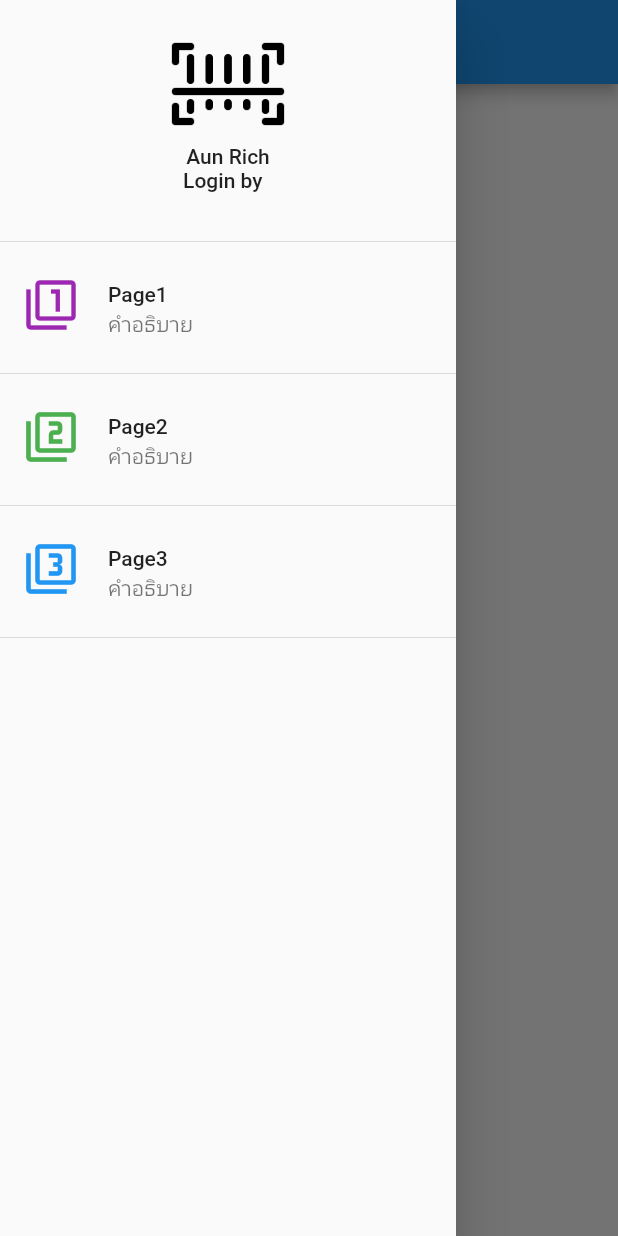
After one commit to wiinxus/aunrist, a Flutter app: the MySurvice screen opened directly, with the side drawer open, on a phone screen of 412 x 824 dp. The commit adds this screen. Run offline on Flutter 3.47's test engine with Material 2 defaults, Android fonts, the phone set to English and light mode, and no system bars; missing offline and left inert: barcode_scan; accounts and stored records are empty.

Commit message:
Side Bar Success

```diff
--- /dev/null
+++ b/lib/models/user_model.dart
@@ -0,0 +1,18 @@
+import 'dart:io';
+
+class UserModel {
+
+
+  // field
+  String id,resultCode,name,surName;
+
+  // Constructor
+  UserModel(this.id,this.resultCode,this.name,this.surName);
+  UserModel.fromJSON(Map<String,dynamic> map){
+    id = map['id'];
+    resultCode = map['ResultCode'];
+    name = map['Name'];
+    surName = map['Surname'];
+
+  }
+}
--- /dev/null
+++ b/lib/screens/my_service.dart
@@ -0,0 +1,139 @@
+import 'package:aunrist/models/user_model.dart';
+import 'package:aunrist/widget/page1.dart';
+import 'package:aunrist/widget/page2.dart';
+import 'package:aunrist/widget/page3.dart';
+import 'package:flutter/material.dart';
+
+class MySurvice extends StatefulWidget {
+  final UserModel userModel;
+  MySurvice({Key key, this.userModel}) : super(key: key);
+  @override
+  _MySurviceState createState() => _MySurviceState();
+}
+
+class _MySurviceState extends State<MySurvice> {
+// Explicit
+  String loginString = '';
+  UserModel myUserModel;
+  Widget currentWidget = Page1();
+
+
+// Method
+  @override
+  void initState() {
+    super.initState();
+    myUserModel = widget.userModel;
+    String name = myUserModel.name;
+    String surname = myUserModel.surName;
+    loginString = '$name $surname';
+  }
+
+  Widget menuPage1() {
+    return ListTile(
+      leading: Icon(
+        Icons.filter_1,
+        size: 36.0,
+        color: Colors.purple,
+      ),
+      title: Text('Page1'),
+      subtitle: Text('คำอธิบาย'),
+      onTap: () {
+        setState(() {
+         currentWidget = Page1();
+        });
+        Navigator.of(context).pop();
+      },
+    );
+  }
+
+  Widget menuPage2() {
+    return ListTile(
+      leading: Icon(
+        Icons.filter_2,
+        size: 36.0,
+        color: Colors.green,
+      ),
+      title: Text('Page2'),
+      subtitle: Text('คำอธิบาย'),
+      onTap: () {
+        setState(() {
+         currentWidget = Page2();
+        });
+        Navigator.of(context).pop();
+      },
+    );
+  }
+
+  Widget menuPage3() {
+    return ListTile(
+      leading: Icon(
+        Icons.filter_3,
+        size: 36.0,
+        color: Colors.blue,
+      ),
+      title: Text('Page3'),
+      subtitle: Text('คำอธิบาย'),
+      onTap: () {
+        setState(() {
+         currentWidget = Page3();
+        });
+        Navigator.of(context).pop();
+      },
+    );
+  }
+
+  Widget showLogin() {
+    return Text('Login by $loginString');
+  }
+
+  Widget showAppName() {
+    return Text('Aun Rich');
+  }
+
+  Widget showLogo() {
+    return Container(
+      width: 80.0,
+      height: 80.0,
+      child: Image.asset('images/logo.png'),
+    );
+  }
+
+  Widget showHeadDrawer() {
+    return DrawerHeader(
+      child: Column(
+        children: <Widget>[
+          showLogo(),
+          showAppName(),
+          showLogin(),
+        ],
+      ),
+    );
+  }
+
+  Widget showDrawer() {
+    return Drawer(
+      child: ListView(
+        children: <Widget>[
+          showHeadDrawer(),
+          menuPage1(),
+          Divider(),
+          menuPage2(),
+          Divider(),
+          menuPage3(),
+          Divider(),
+        ],
+      ),
+    );
+  }
+
+  @override
+  Widget build(BuildContext context) {
+    return Scaffold(
+      appBar: AppBar(
+        title: Text('My Survice'),
+      ),
+      body: currentWidget,
+      drawer: showDrawer(),
+    );
+  }
+}
--- /dev/null
+++ b/lib/widget/page1.dart
@@ -0,0 +1,13 @@
+import 'package:flutter/material.dart';
+
+class Page1 extends StatefulWidget {
+  @override
+  _Page1State createState() => _Page1State();
+}
+
+class _Page1State extends State<Page1> {
+  @override
+  Widget build(BuildContext context) {
+    return Center(child: Text('Page 1'),);
+  }
+}
--- /dev/null
+++ b/lib/widget/page2.dart
@@ -0,0 +1,12 @@
+import 'package:flutter/material.dart';
+class Page2 extends StatefulWidget {
+  @override
+  _Page2State createState() => _Page2State();
+}
+
+class _Page2State extends State<Page2> {
+  @override
+  Widget build(BuildContext context) {
+    return Center(child: Text('Page 2'),);
+  }
+}
--- /dev/null
+++ b/lib/widget/page3.dart
@@ -0,0 +1,12 @@
+import 'package:flutter/material.dart';
+class Page3 extends StatefulWidget {
+  @override
+  _Page3State createState() => _Page3State();
+}
+
+class _Page3State extends State<Page3> {
+  @override
+  Widget build(BuildContext context) {
+    return  Center(child: Text('Page 3'),);
+  }
+}
```
Also changed, not shown: lib/screens/home.dart (+13 -0 lines), lib/screens/my_alert.dart (added, +19 -0 lines).
